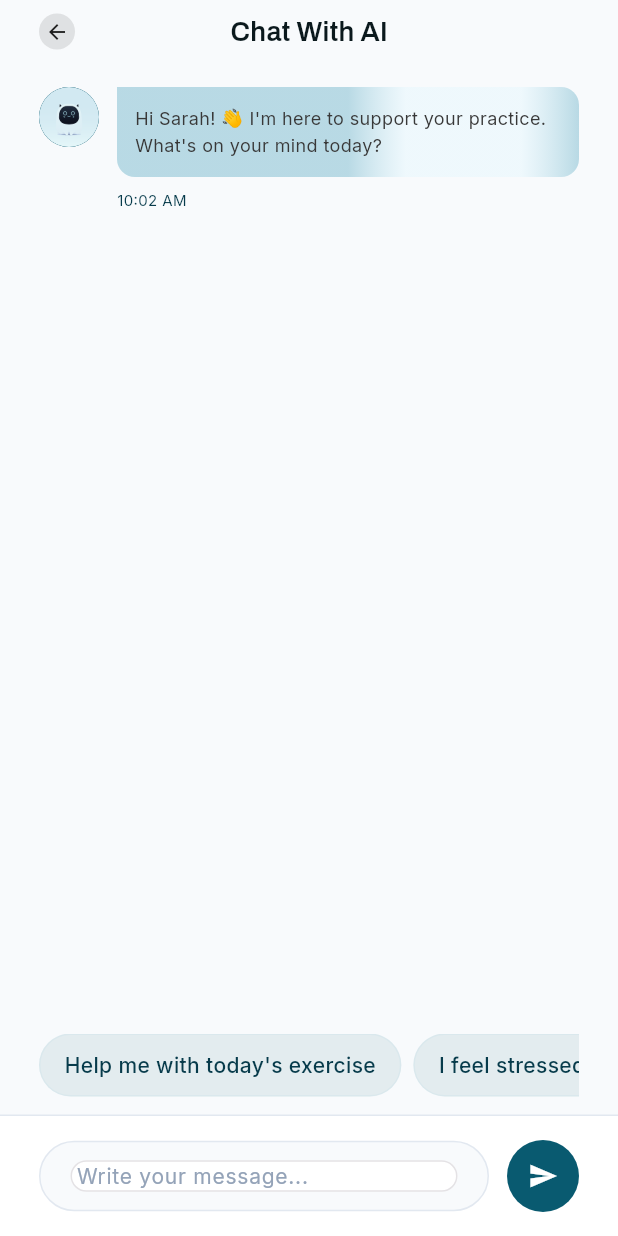
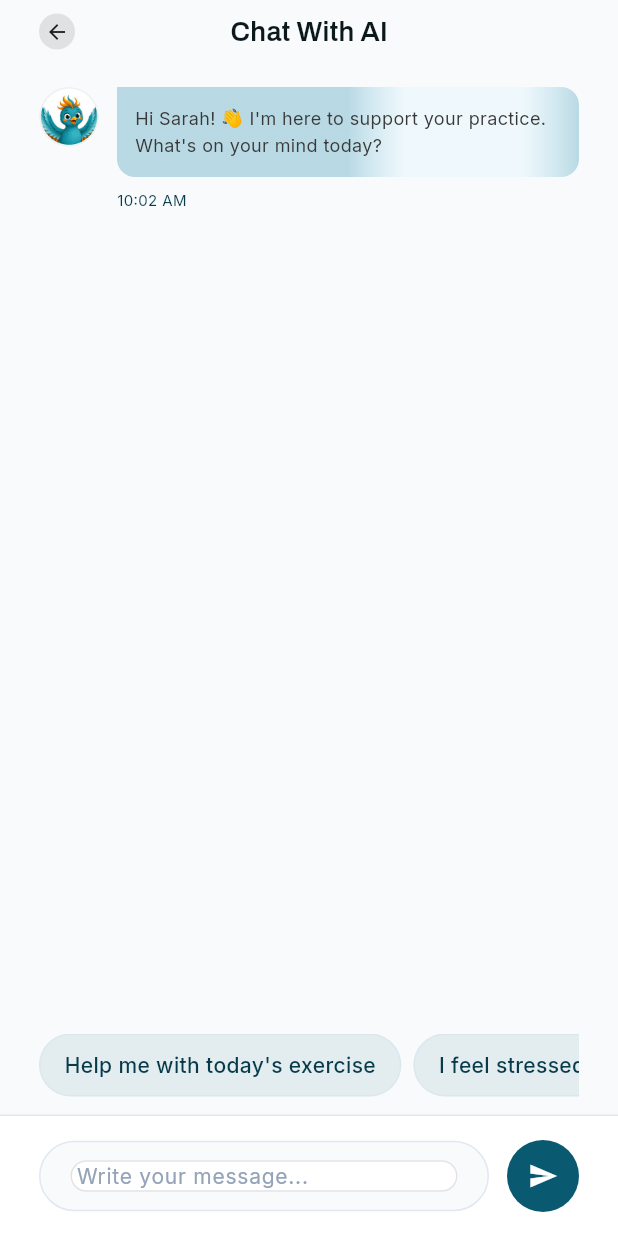
Before and after one commit to Mehedi259/eqi30, a Flutter app: the ChatScreen screen opened by its route, on a phone screen of 412 x 824 dp. Run offline on Flutter 3.47's test engine with Material 3 defaults, Android fonts, the phone set to English and light mode, and no system bars; our stand-ins replace audioplayers, confetti, flutter_local_notifications, flutter_timezone, go_router, google_fonts and 4 more; accounts and stored records are empty.

Commit message:
fix: support nested token structure in auth service and update chat bot avatar asset

```diff
--- a/lib/core/services/auth_service.dart
+++ b/lib/core/services/auth_service.dart
@@ -23,7 +23,9 @@ class AuthService {
     );
 
     // Check if the response contains tokens (usually access/refresh or token)
-    if (response['access'] != null) {
+    if (response['tokens'] != null && response['tokens']['access'] != null) {
+      await _saveToken(response['tokens']['access']);
+    } else if (response['access'] != null) {
       await _saveToken(response['access']);
     } else if (response['token'] != null) {
       await _saveToken(response['token']);
--- a/lib/features/chat/chat_screen.dart
+++ b/lib/features/chat/chat_screen.dart
@@ -263,10 +263,10 @@ class _ChatScreenState extends State<ChatScreen> {
               width: 40,
               height: 40,
               decoration: BoxDecoration(
-                color: const Color(0xFF095A70),
+                color: Colors.transparent,
                 borderRadius: BorderRadius.circular(1000),
                 image: const DecorationImage(
-                  image: AssetImage('assets/images/botImage.png'),
+                  image: AssetImage('assets/images/guide maskot.png'),
                   fit: BoxFit.cover,
                 ),
               ),
```
